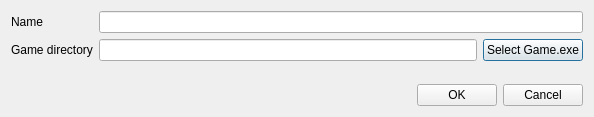
Old version of the form src/gmaginai_l/forms/profile_edit_form.ui in the repository Spoonail-Iroiro/gmaginai-l.
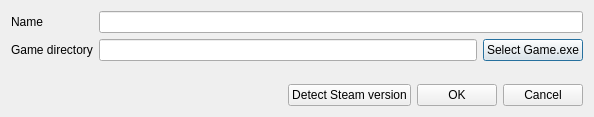
New version of the form.

Commit message: Add auto-detecting Steam version

What changed in the file:
```diff
--- a/src/gmaginai_l/forms/profile_edit_form.ui
+++ b/src/gmaginai_l/forms/profile_edit_form.ui
@@ -77,6 +77,13 @@
        </property>
       </spacer>
      </item>
+     <item>
+      <widget class="QPushButton" name="btn_detect_steam_version">
+       <property name="text">
+        <string>Detect Steam version</string>
+       </property>
+      </widget>
+     </item>
      <item>
       <widget class="QPushButton" name="btn_ok">
        <property name="text">
```
Left out of the diff: 4 changed lines with no effect on the pictures. The commit also changes 2 other files.
